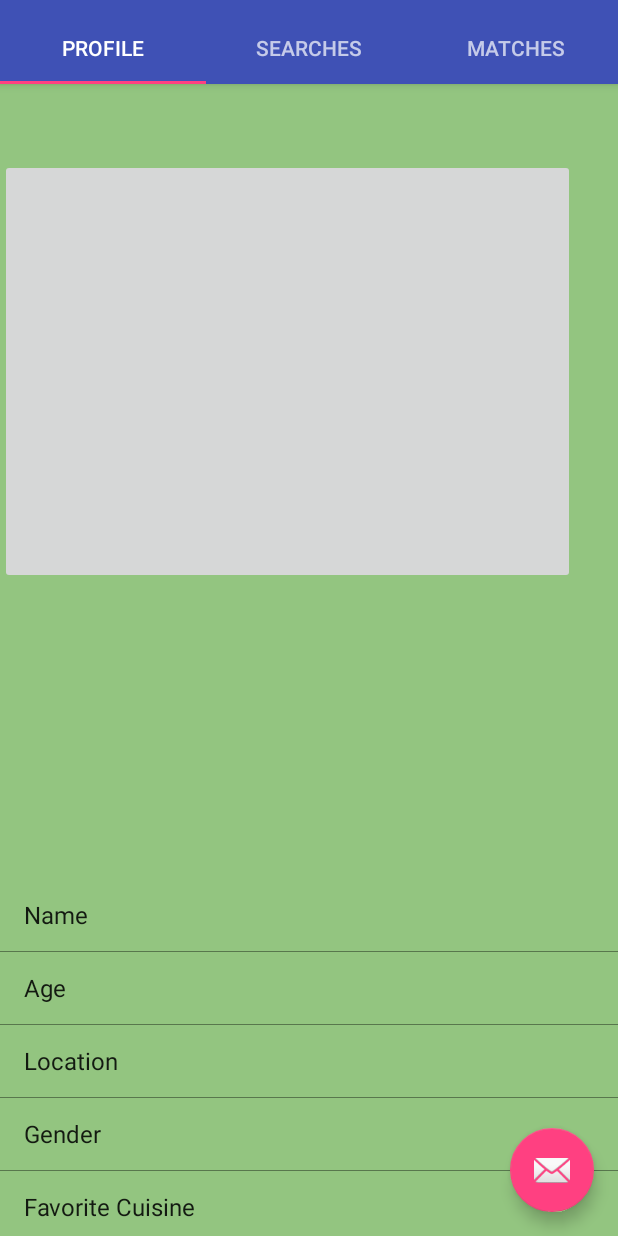
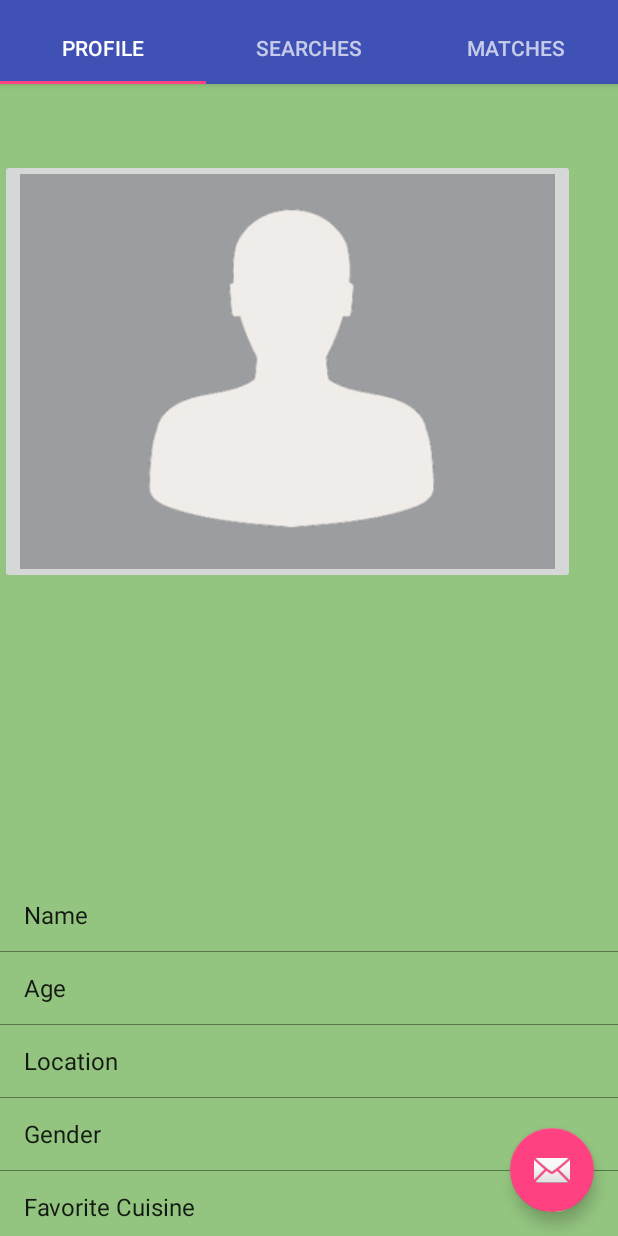
Before and after one commit to chang352/Lets-Eat, an Android app: the screen it shows after launch (ApplicationActivity), on a phone screen of 412 x 824 dp. Run offline under Robolectric (Android 15) with nearby library versions, the phone set to English and light mode, and no system bars.

Commit message:
modified profile tab to make images appear, modified popup file names

```diff
--- a/Lets-Eat- copy/app/src/main/java/cs307spring17team26/lets_eat_/PasswordDontMatchActivity.java
+++ b/Lets-Eat- copy/app/src/main/java/cs307spring17team26/lets_eat_/PopupInvalidPassword.java
@@ -13,7 +13,7 @@ import android.widget.Button;
  * An example full-screen activity that shows and hides the system UI (i.e.
  * status bar and navigation/system bar) with user interaction.
  */
-public class PasswordDontMatchActivity extends AppCompatActivity {
+public class PopupInvalidPassword extends AppCompatActivity {
     /**
      * Whether or not the system UI should be auto-hidden after
      * {@link #AUTO_HIDE_DELAY_MILLIS} milliseconds.
@@ -88,7 +88,7 @@ public class PasswordDontMatchActivity extends AppCompatActivity {
     protected void onCreate(Bundle savedInstanceState) {
         super.onCreate(savedInstanceState);
 
-        setContentView(R.layout.activity_password_dont_match);
+        setContentView(R.layout.popup_invalid_password);
 
         Button showPopUpButton = (Button) findViewById(R.id.button);
         showPopUpButton.setOnClickListener(new View.OnClickListener() {
--- a/Lets-Eat- copy/app/src/main/java/cs307spring17team26/lets_eat_/TabProfileFragment.java
+++ b/Lets-Eat- copy/app/src/main/java/cs307spring17team26/lets_eat_/TabProfileFragment.java
@@ -11,16 +11,28 @@ import android.view.View;
 import android.view.ViewGroup;
 import android.widget.ListView;
 import android.widget.ArrayAdapter;
+import android.widget.ImageButton;
 
 public class TabProfileFragment extends Fragment {
 
     public TabProfileFragment() {}
 
     private ListView infoListView;
+    private ImageButton profilePicButton;
 
     @Override
     public View onCreateView(LayoutInflater inflater, ViewGroup container, Bundle savedInstanceState) {
+
         View rootView = inflater.inflate(R.layout.tab_profile, container, false);
+
+        profilePicButton = (ImageButton)rootView.findViewById(R.id.profilePicButton);
+        profilePicButton.setOnClickListener(new View.OnClickListener() {
+            @Override
+            public void onClick(View v) {
+
+            }
+        });
+
         String name = "Name";
         String[] info = {name, "Age", "Location", "Gender", "Favorite Cuisine", "Occupation", "\nHi\nHi\nHi\nHi\nHi\nHi\nHi\nHi\nHi\n"};
         infoListView = (ListView)rootView.findViewById(R.id.infoListView);
--- a/Lets-Eat- copy/app/src/main/res/layout/activity_email_already_used_popup.xml
+++ b/Lets-Eat- copy/app/src/main/res/layout/popup_email_already_used.xml
@@ -3,7 +3,7 @@
     android:layout_width="match_parent"
     android:layout_height="match_parent"
     android:background="#0099cc"
-    tools:context="cs307spring17team26.lets_eat_.EmailAlreadyUsedPopupActivity">
+    tools:context="cs307spring17team26.lets_eat_.PopupEmailAlreadyUsed">
 
     <!-- The primary full-screen view. This can be replaced with whatever view
          is needed to present your content, e.g. VideoView, SurfaceView,
--- a/Lets-Eat- copy/app/src/main/res/layout/tab_profile.xml
+++ b/Lets-Eat- copy/app/src/main/res/layout/tab_profile.xml
@@ -1,5 +1,6 @@
 <RelativeLayout xmlns:android="http://schemas.android.com/apk/res/android"
-    xmlns:app="http://schemas.android.com/apk/lib/cs307spring17team26.lets_eat_"
+
+    xmlns:app="http://schemas.android.com/apk/res-auto"
     xmlns:tools="http://schemas.android.com/tools"
     android:layout_width="match_parent"
     android:layout_height="match_parent"
@@ -21,6 +22,7 @@
     <ImageButton
 
         android:id="@+id/profilePicButton"
+        android:src="@drawable/person_icon"
         android:layout_marginTop="50dp"
         android:layout_height="283dp"
         android:layout_width="383dp"
```
Also changed, not shown: Lets-Eat- copy/app/src/main/AndroidManifest.xml (+4 -4 lines), Lets-Eat- copy/app/src/main/java/cs307spring17team26/lets_eat_/AccountCreationActivity.java (+4 -7 lines), Lets-Eat- copy/app/src/main/java/cs307spring17team26/lets_eat_/ApplicationActivity.java (+0 -8 lines), Lets-Eat- copy/app/src/main/java/cs307spring17team26/lets_eat_/PopupEmailAlreadyUsed.java (renamed from Lets-Eat- copy/app/src/main/java/cs307spring17team26/lets_eat_/InvalidEmailPopupActivity.java, +2 -24 lines), Lets-Eat- copy/app/src/main/java/cs307spring17team26/lets_eat_/PopupInvalidEmail.java (renamed from Lets-Eat- copy/app/src/main/java/cs307spring17team26/lets_eat_/InvalidPasswordActivity.java, +20 -2 lines), Lets-Eat- copy/app/src/main/java/cs307spring17team26/lets_eat_/PopupPasswordDontMatch.java (renamed from Lets-Eat- copy/app/src/main/java/cs307spring17team26/lets_eat_/EmailAlreadyUsedPopupActivity.java, +4 -4 lines), Lets-Eat- copy/app/src/main/res/layout/popup_invalid_email.xml (renamed from Lets-Eat- copy/app/src/main/res/layout/activity_invalid_email_popup.xml), Lets-Eat- copy/app/src/main/res/layout/popup_invalid_password.xml (renamed from Lets-Eat- copy/app/src/main/res/layout/activity_invalid_password.xml), Lets-Eat- copy/app/src/main/res/layout/popup_password_dont_match.xml (renamed from Lets-Eat- copy/app/src/main/res/layout/activity_password_dont_match.xml).
